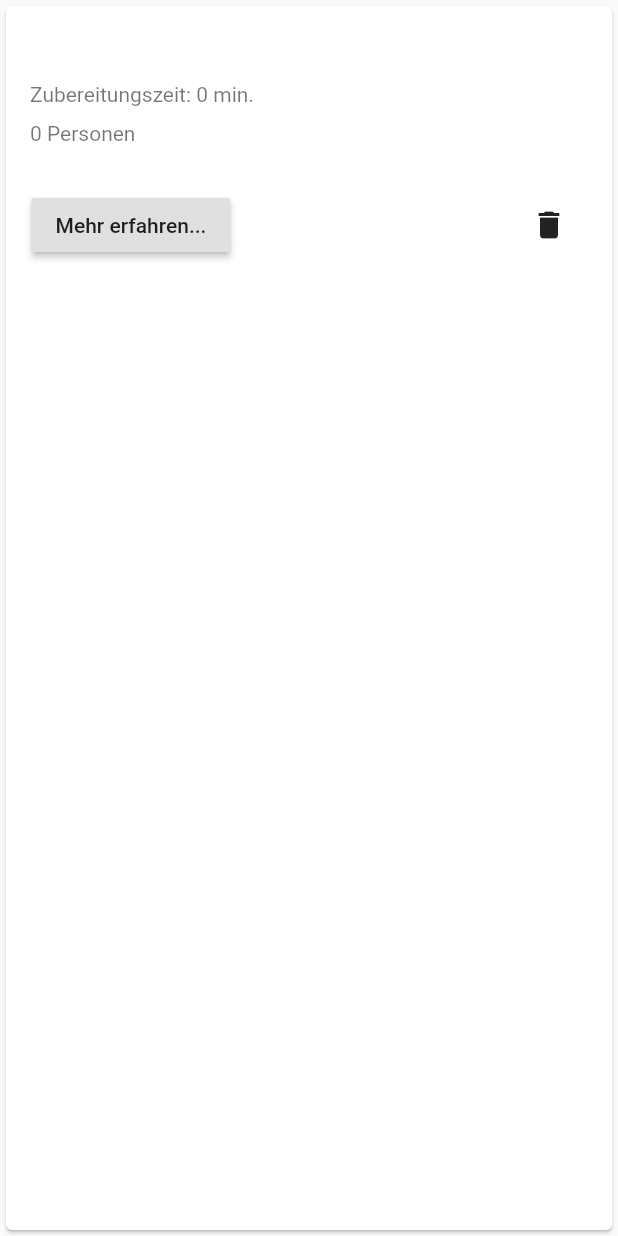
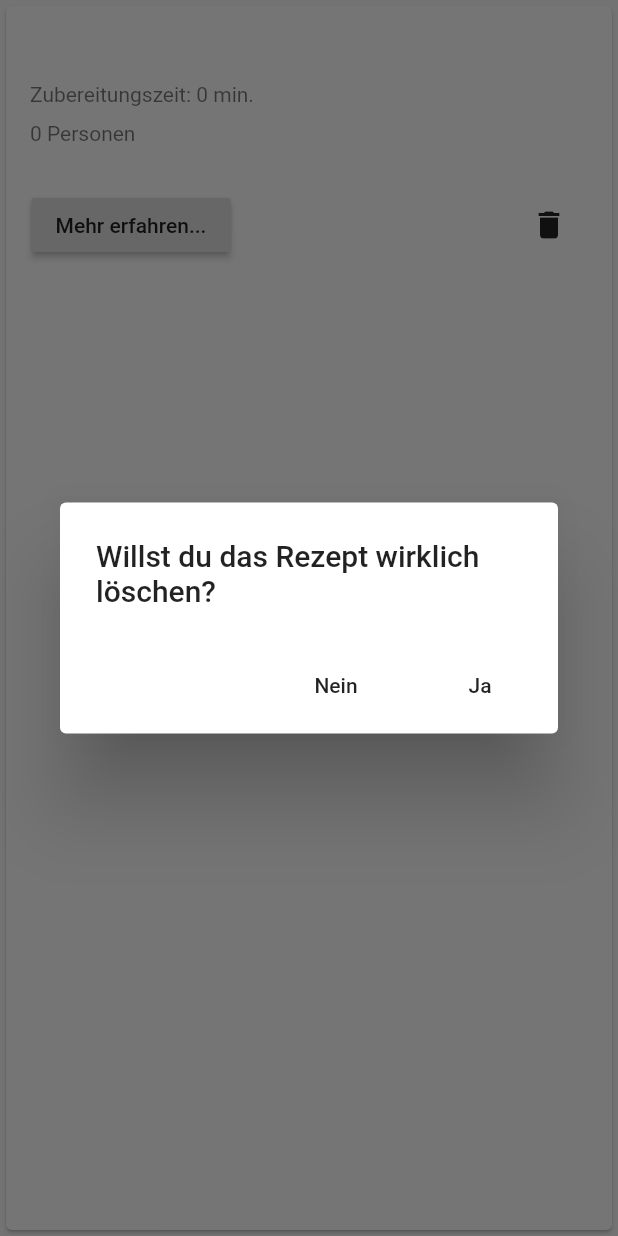
Before and after one commit to mmoosbac94/Rezeptbuch, a Flutter app: the RecipeCard widget shown alone on an empty page, opened directly with empty values, after a tap on the "delete" icon, on a phone screen of 412 x 824 dp. Run offline on Flutter 3.47's test engine with Material 2 defaults, Android fonts, the phone set to English and light mode, and no system bars; generated files the repository leaves out were written again; network calls fail.

Commit message:
Added AlertDialog before removing recipe

```diff
--- a/lib/userinterface/recipe_gridview.dart
+++ b/lib/userinterface/recipe_gridview.dart
@@ -81,14 +81,15 @@ class RecipeCard extends StatelessWidget {
                   ),
                 ),
                 Padding(
-                  padding: const EdgeInsets.only(right: 18.0),
-                  child: IconButton(
+                    padding: const EdgeInsets.only(right: 18.0),
+                    child: IconButton(
                       icon: Icon(Icons.delete),
-                      onPressed: () => context
-                          .read<RecipeUseCase>()
-                          .removeRecipe(document: document),
-                      hoverColor: Colors.transparent),
-                )
+                      onPressed: () => showDialog<dynamic>(
+                          context: context,
+                          builder: (context) =>
+                              DeleteDialog(document: document)),
+                      hoverColor: Colors.transparent,
+                    ))
               ],
             ),
           )
@@ -97,3 +98,31 @@ class RecipeCard extends StatelessWidget {
     );
   }
 }
+
+class DeleteDialog extends StatelessWidget {
+  final Document document;
+
+  const DeleteDialog({this.document});
+
+  @override
+  Widget build(BuildContext context) {
+    return AlertDialog(
+      title: const Text('Willst du das Rezept wirklich löschen?'),
+      actions: <Widget>[_yesButton(context), _noButton(context)],
+    );
+  }
+
+  Widget _yesButton(BuildContext context) {
+    return FlatButton(
+        onPressed: () => Navigator.pop(context), child: const Text('Nein'));
+  }
+
+  Widget _noButton(BuildContext context) {
+    return FlatButton(
+        onPressed: () {
+          Navigator.pop(context);
+          context.read<RecipeUseCase>().removeRecipe(document: document);
+        },
+        child: const Text('Ja'));
+  }
+}
```
